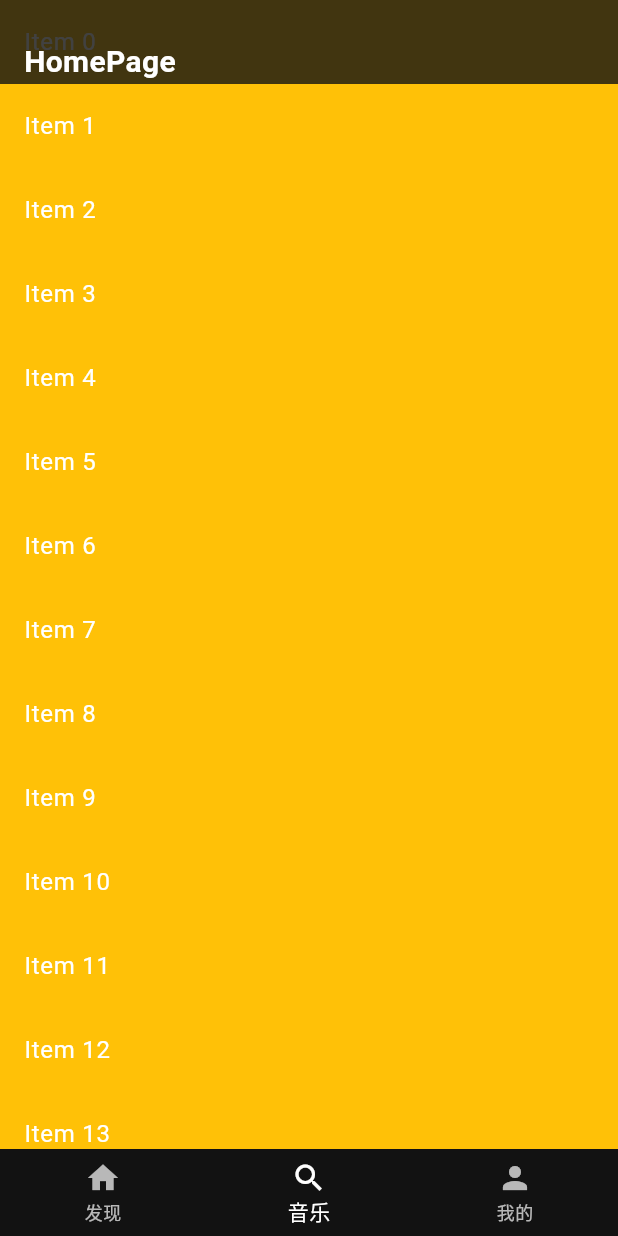
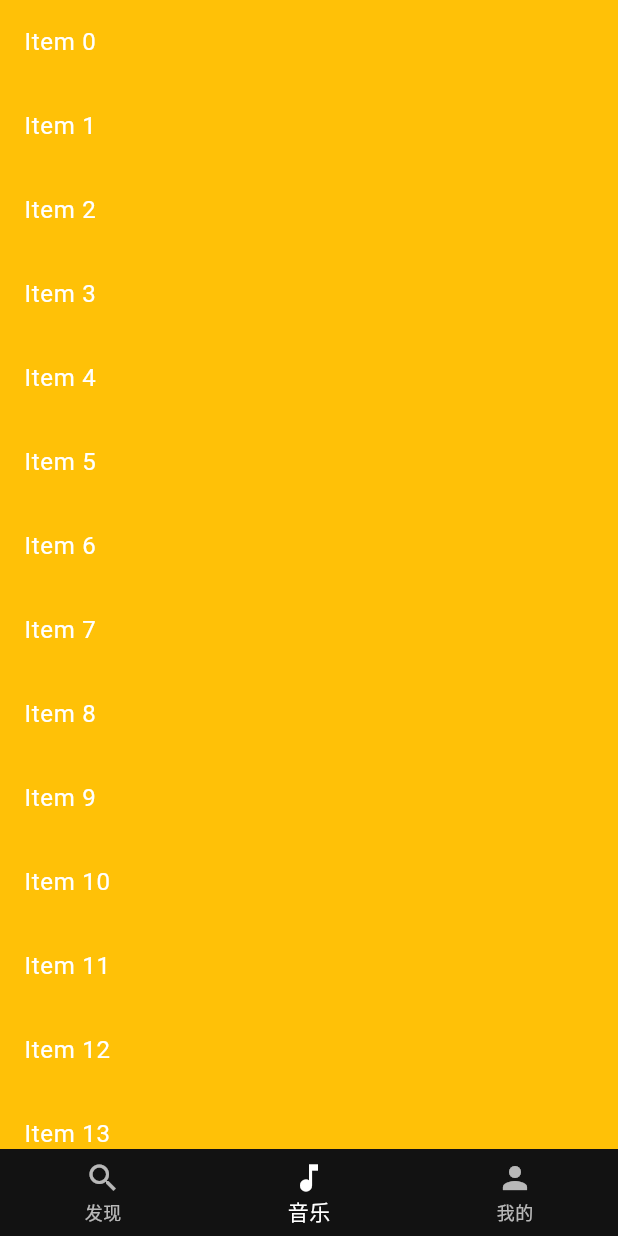
Before and after one commit to aidaole/AiMusic, a Flutter app: the screen it shows after launch, item 2 of the bottom bar chosen, on a phone screen of 412 x 824 dp. Run offline on Flutter 3.47's test engine with Material 3 defaults, Android fonts, the phone set to English and light mode, and no system bars.

Commit message:
[调整界面显示, 顶部没有actionbar]

```diff
--- a/lib/modules/account/account_page.dart
+++ b/lib/modules/account/account_page.dart
@@ -11,10 +11,6 @@ class AccountPage extends StatelessWidget {
       color: defaultBgColor,
       child: Column(
         children: [
-          SizedBox(
-            height: 100,
-            child: Container(color: Colors.red.withAlpha(50)),
-          ),
           const Center(
               child: Text(
             "UserPage",
--- a/lib/modules/home/home_page.dart
+++ b/lib/modules/home/home_page.dart
@@ -1,11 +1,10 @@
-import 'dart:io';
-
 import 'package:ai_music/themes/theme_color.dart';
 import 'package:flutter/material.dart';
 
+import '../../themes/theme_size.dart';
+import '../account/account_page.dart';
 import '../explore/explore_page.dart';
 import '../music/music_page.dart';
-import '../account/account_page.dart';
 
 class HomePage extends StatefulWidget {
   const HomePage({super.key});
@@ -31,8 +30,22 @@ class _HomePageState extends State<HomePage> {
       body: Stack(
         children: [
           _pages[_selectedIndex],
+          // _buildActionBar(),
+        ],
+      ),
+      bottomNavigationBar: Container(
+        decoration: const BoxDecoration(
+          color: themeColor,
+        ),
+        child: SafeArea(
+          child: _buildBottomNavigationBar(),
+        ),
+      ),
+    );
+  }
 
-          Positioned(
+  Widget _buildActionBar() {
+    return Positioned(
       top: 0,
       left: 0,
       right: 0,
@@ -42,8 +55,7 @@ class _HomePageState extends State<HomePage> {
           left: 16,
           right: 16,
         ),
-              height: MediaQuery.of(context).padding.top + 56,
-              color: themeColor.withOpacity(0.8),
+        height: MediaQuery.of(context).padding.top + themeActionBarHeight,
         child: Row(
           children: [
             Align(
@@ -58,15 +70,11 @@ class _HomePageState extends State<HomePage> {
           ],
         ),
       ),
-          ),
-        ],
-      ),
-      bottomNavigationBar: Container(
-        decoration: const BoxDecoration(
-          color: themeColor,
-        ),
-        child: SafeArea(
-          child: BottomNavigationBar(
+    );
+  }
+
+  Widget _buildBottomNavigationBar() {
+    return BottomNavigationBar(
       currentIndex: _selectedIndex,
       onTap: (index) {
         setState(() {
@@ -78,13 +86,10 @@ class _HomePageState extends State<HomePage> {
       selectedItemColor: Colors.white,
       unselectedItemColor: Colors.white70,
       items: const [
-              BottomNavigationBarItem(icon: Icon(Icons.home), label: "发现"),
-              BottomNavigationBarItem(icon: Icon(Icons.search), label: "音乐"),
+        BottomNavigationBarItem(icon: Icon(Icons.search), label: "发现"),
+        BottomNavigationBarItem(icon: Icon(Icons.music_note), label: "音乐"),
         BottomNavigationBarItem(icon: Icon(Icons.person), label: "我的"),
       ],
-          ),
-        ),
-      ),
     );
   }
 }
--- a/lib/modules/music/music_page.dart
+++ b/lib/modules/music/music_page.dart
@@ -1,6 +1,4 @@
 import 'package:flutter/material.dart';
-
-import '../../themes/theme_color.dart';
 
 class MusicPage extends StatelessWidget {
   const MusicPage({super.key});
--- /dev/null
+++ b/lib/themes/theme_size.dart
@@ -0,0 +1 @@
+int themeActionBarHeight = 56;
```
Also changed, not shown: pubspec.lock. Lines whose indentation alone changed are shown as unchanged.
